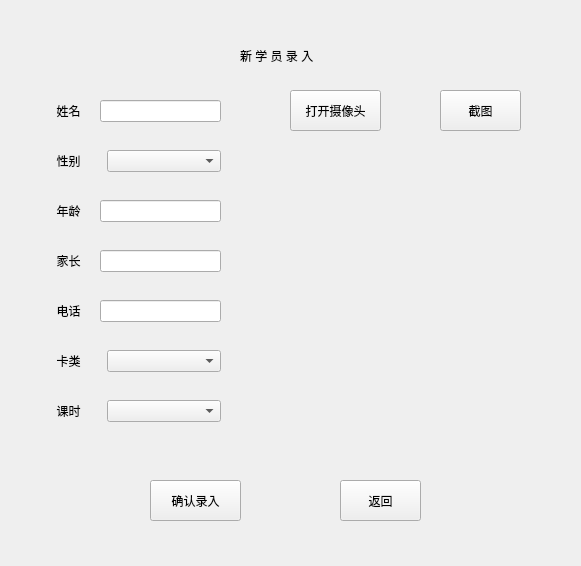
Holy-Shine/Acrotest, file newMember/NewMember.ui: the form before one commit.
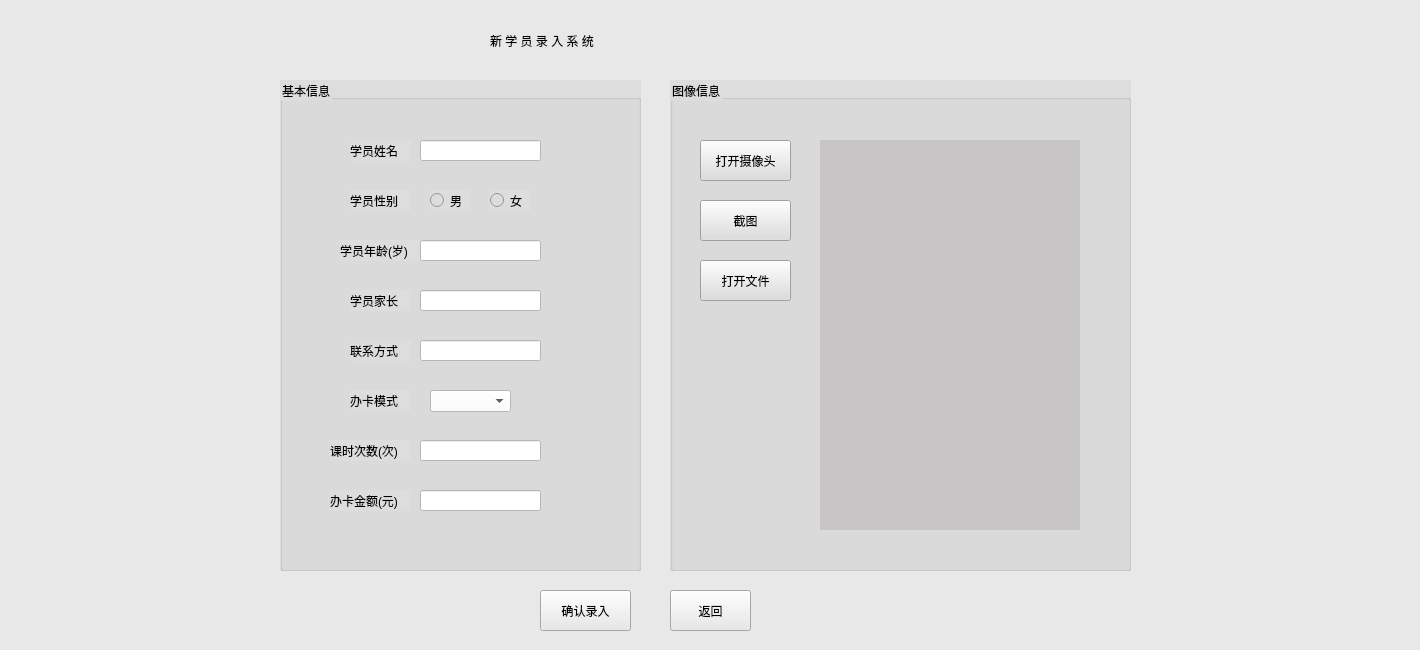
The form after the commit.

What changed in the file:
```diff
--- a/newMember/NewMember.ui
+++ b/newMember/NewMember.ui
@@ -6,211 +6,463 @@
    <rect>
     <x>0</x>
     <y>0</y>
-    <width>581</width>
-    <height>566</height>
+    <width>1420</width>
+    <height>650</height>
    </rect>
   </property>
   <property name="windowTitle">
    <string>Form</string>
   </property>
-  <widget class="QWidget" name="formLayoutWidget">
+  <property name="styleSheet">
+   <string notr="true">background-color: rgb(232, 232, 232);</string>
+  </property>
+  <widget class="QLabel" name="lb_head">
    <property name="geometry">
     <rect>
-     <x>50</x>
-     <y>100</y>
-     <width>171</width>
-     <height>22</height>
+     <x>490</x>
+     <y>20</y>
+     <width>401</width>
+     <height>41</height>
     </rect>
    </property>
-   <layout class="QFormLayout" name="formLayout">
-    <item row="0" column="0">
-     <widget class="QLabel" name="lb_name">
-      <property name="text">
-       <string>  姓名    </string>
-      </property>
-     </widget>
-    </item>
-    <item row="0" column="1">
-     <widget class="QLineEdit" name="ed_name"/>
-    </item>
-   </layout>
-  </widget>
-  <widget class="QWidget" name="formLayoutWidget_2">
-   <property name="geometry">
-    <rect>
-     <x>50</x>
-     <y>150</y>
-     <width>171</width>
-     <height>22</height>
-    </rect>
+   <property name="styleSheet">
+    <string notr="true">font: 75 28pt &quot;楷体&quot;;</string>
    </property>
-   <layout class="QFormLayout" name="formLayout_2">
-    <item row="0" column="0">
-     <widget class="QLabel" name="lb_sex">
-      <property name="text">
-       <string>  性别      </string>
-      </property>
-     </widget>
-    </item>
-    <item row="0" column="1">
-     <widget class="QComboBox" name="cb_sex"/>
-    </item>
-   </layout>
-  </widget>
-  <widget class="QWidget" name="formLayoutWidget_3">
-   <property name="geometry">
-    <rect>
-     <x>50</x>
-     <y>200</y>
-     <width>171</width>
-     <height>22</height>
-    </rect>
+   <property name="text">
+    <string>新 学 员 录 入 系 统</string>
    </property>
-   <layout class="QFormLayout" name="formLayout_4">
-    <item row="0" column="1">
-     <widget class="QLineEdit" name="ed_age"/>
-    </item>
-    <item row="0" column="0">
-     <widget class="QLabel" name="lb_age">
-      <property name="text">
-       <string>  年龄    </string>
-      </property>
-     </widget>
-    </item>
-   </layout>
   </widget>
-  <widget class="QWidget" name="formLayoutWidget_4">
+  <widget class="QGroupBox" name="groupBox_imageInfo">
    <property name="geometry">
     <rect>
-     <x>50</x>
-     <y>250</y>
-     <width>171</width>
-     <height>22</height>
+     <x>670</x>
+     <y>80</y>
+     <width>461</width>
+     <height>491</height>
     </rect>
    </property>
-   <layout class="QFormLayout" name="formLayout_5">
-    <item row="0" column="1">
-     <widget class="QLineEdit" name="ed_parent"/>
-    </item>
-    <item row="0" column="0">
-     <widget class="QLabel" name="lb_parent">
-      <property name="text">
-       <string>  家长    </string>
-      </property>
-     </widget>
-    </item>
-   </layout>
-  </widget>
-  <widget class="QWidget" name="formLayoutWidget_5">
-   <property name="geometry">
-    <rect>
-     <x>50</x>
-     <y>300</y>
-     <width>171</width>
-     <height>22</height>
-    </rect>
+   <property name="styleSheet">
+    <string notr="true">background-color: rgb(221, 221, 221);</string>
    </property>
-   <layout class="QFormLayout" name="formLayout_6">
-    <item row="0" column="1">
-     <widget class="QLineEdit" name="ed_name_4"/>
-    </item>
-    <item row="0" column="0">
-     <widget class="QLabel" name="lb_phone">
-      <property name="text">
-       <string>  电话    </string>
-      </property>
-     </widget>
-    </item>
-   </layout>
-  </widget>
-  <widget class="QWidget" name="formLayoutWidget_6">
-   <property name="geometry">
-    <rect>
-     <x>50</x>
-     <y>350</y>
-     <width>171</width>
-     <height>22</height>
-    </rect>
+   <property name="title">
+    <string>图像信息</string>
    </property>
-   <layout class="QFormLayout" name="formLayout_7">
-    <item row="0" column="0">
-     <widget class="QLabel" name="lb_card">
-      <property name="text">
-       <string>  卡类      </string>
-      </property>
-     </widget>
-    </item>
-    <item row="0" column="1">
-     <widget class="QComboBox" name="cb_card"/>
-    </item>
-   </layout>
+   <widget class="QLabel" name="lb_cam">
+    <property name="geometry">
+     <rect>
+      <x>150</x>
+      <y>60</y>
+      <width>260</width>
+      <height>390</height>
+     </rect>
+    </property>
+    <property name="palette">
+     <palette>
+      <active>
+       <colorrole role="Button">
+        <brush brushstyle="SolidPattern">
+         <color alpha="255">
+          <red>200</red>
+          <green>197</green>
+          <blue>198</blue>
+         </color>
+        </brush>
+       </colorrole>
+       <colorrole role="Base">
+        <brush brushstyle="SolidPattern">
+         <color alpha="255">
+          <red>200</red>
+          <green>197</green>
+          <blue>198</blue>
+         </color>
+        </brush>
+       </colorrole>
+       <colorrole role="Window">
+        <brush brushstyle="SolidPattern">
+         <color alpha="255">
+          <red>200</red>
+          <green>197</green>
+          <blue>198</blue>
+         </color>
+        </brush>
+       </colorrole>
+      </active>
+      <inactive>
+       <colorrole role="Button">
+        <brush brushstyle="SolidPattern">
+         <color alpha="255">
+          <red>200</red>
+          <green>197</green>
+          <blue>198</blue>
+         </color>
+        </brush>
+       </colorrole>
+       <colorrole role="Base">
+        <brush brushstyle="SolidPattern">
+         <color alpha="255">
+          <red>200</red>
+          <green>197</green>
+          <blue>198</blue>
+         </color>
+        </brush>
+       </colorrole>
+       <colorrole role="Window">
+        <brush brushstyle="SolidPattern">
+         <color alpha="255">
+          <red>200</red>
+          <green>197</green>
+          <blue>198</blue>
+         </color>
+        </brush>
+       </colorrole>
+      </inactive>
+      <disabled>
+       <colorrole role="Button">
+        <brush brushstyle="SolidPattern">
+         <color alpha="255">
+          <red>200</red>
+          <green>197</green>
+          <blue>198</blue>
+         </color>
+        </brush>
+       </colorrole>
+       <colorrole role="Base">
+        <brush brushstyle="SolidPattern">
+         <color alpha="255">
+          <red>200</red>
+          <green>197</green>
+          <blue>198</blue>
+         </color>
+        </brush>
+       </colorrole>
+       <colorrole role="Window">
+        <brush brushstyle="SolidPattern">
+         <color alpha="255">
+          <red>200</red>
+          <green>197</green>
+          <blue>198</blue>
+         </color>
+        </brush>
+       </colorrole>
+      </disabled>
+     </palette>
+    </property>
+    <property name="styleSheet">
+     <string notr="true">background-color: rgb(200, 197, 198);</string>
+    </property>
+    <property name="text">
+     <string/>
+    </property>
+   </widget>
+   <widget class="QPushButton" name="bt_opencam">
+    <property name="geometry">
+     <rect>
+      <x>30</x>
+      <y>60</y>
+      <width>91</width>
+      <height>41</height>
+     </rect>
+    </property>
+    <property name="text">
+     <string>打开摄像头</string>
+    </property>
+   </widget>
+   <widget class="QPushButton" name="bt_cutpic">
+    <property name="geometry">
+     <rect>
+      <x>30</x>
+      <y>120</y>
+      <width>91</width>
+      <height>41</height>
+     </rect>
+    </property>
+    <property name="text">
+     <string>截图</string>
+    </property>
+   </widget>
+   <widget class="QPushButton" name="bt_openfile">
+    <property name="geometry">
+     <rect>
+      <x>30</x>
+      <y>180</y>
+      <width>91</width>
+      <height>41</height>
+     </rect>
+    </property>
+    <property name="text">
+     <string>打开文件</string>
+    </property>
+   </widget>
   </widget>
-  <widget class="QWidget" name="formLayoutWidget_7">
+  <widget class="QGroupBox" name="groupBox_BasicInfo">
    <property name="geometry">
     <rect>
-     <x>50</x>
-     <y>400</y>
-     <width>171</width>
-     <height>22</height>
+     <x>280</x>
+     <y>80</y>
+     <width>361</width>
+     <height>491</height>
     </rect>
    </property>
-   <layout class="QFormLayout" name="formLayout_8">
-    <item row="0" column="0">
-     <widget class="QLabel" name="lb_lesson">
-      <property name="text">
-       <string>  课时      </string>
-      </property>
-     </widget>
-    </item>
-    <item row="0" column="1">
-     <widget class="QComboBox" name="cb_lesson"/>
-    </item>
-   </layout>
-  </widget>
-  <widget class="QPushButton" name="bt_opencam">
-   <property name="geometry">
-    <rect>
-     <x>290</x>
-     <y>90</y>
-     <width>91</width>
-     <height>41</height>
-    </rect>
+   <property name="autoFillBackground">
+    <bool>false</bool>
    </property>
-   <property name="text">
-    <string>打开摄像头</string>
+   <property name="styleSheet">
+    <string notr="true">background-color: rgb(221, 221, 221);</string>
    </property>
-  </widget>
-  <widget class="QPushButton" name="bt_cutpic">
-   <property name="geometry">
-    <rect>
-     <x>440</x>
-     <y>90</y>
-     <width>81</width>
-     <height>41</height>
-    </rect>
+   <property name="title">
+    <string>基本信息</string>
    </property>
-   <property name="text">
-    <string>截图</string>
-   </property>
-  </widget>
-  <widget class="QLabel" name="lb_cam">
-   <property name="geometry">
-    <rect>
-     <x>300</x>
-     <y>170</y>
-     <width>231</width>
-     <height>221</height>
-    </rect>
-   </property>
-   <property name="text">
-    <string/>
-   </property>
+   <widget class="QLabel" name="lb_name">
+    <property name="geometry">
+     <rect>
+      <x>70</x>
+      <y>60</y>
+      <width>61</width>
+      <height>21</height>
+     </rect>
+    </property>
+    <property name="styleSheet">
+     <string notr="true">font: 10pt &quot;宋体&quot;;</string>
+    </property>
+    <property name="text">
+     <string>学员姓名</string>
+    </property>
+   </widget>
+   <widget class="QLineEdit" name="et_name">
+    <property name="geometry">
+     <rect>
+      <x>140</x>
+      <y>60</y>
+      <width>121</width>
+      <height>21</height>
+     </rect>
+    </property>
+    <property name="styleSheet">
+     <string notr="true">background-color: rgb(255, 255, 255);</string>
+    </property>
+   </widget>
+   <widget class="QLabel" name="lb_sex">
+    <property name="geometry">
+     <rect>
+      <x>70</x>
+      <y>110</y>
+      <width>61</width>
+      <height>21</height>
+     </rect>
+    </property>
+    <property name="styleSheet">
+     <string notr="true">font: 10pt &quot;宋体&quot;;</string>
+    </property>
+    <property name="text">
+     <string>学员性别</string>
+    </property>
+   </widget>
+   <widget class="QLabel" name="lb_age">
+    <property name="geometry">
+     <rect>
+      <x>60</x>
+      <y>160</y>
+      <width>81</width>
+      <height>21</height>
+     </rect>
+    </property>
+    <property name="styleSheet">
+     <string notr="true">font: 10pt &quot;宋体&quot;;</string>
+    </property>
+    <property name="text">
+     <string>学员年龄(岁)</string>
+    </property>
+   </widget>
+   <widget class="QRadioButton" name="rb_man">
+    <property name="geometry">
+     <rect>
+      <x>150</x>
+      <y>110</y>
+      <width>41</width>
+      <height>21</height>
+     </rect>
+    </property>
+    <property name="text">
+     <string>男</string>
+    </property>
+   </widget>
+   <widget class="QRadioButton" name="rb_woman">
+    <property name="geometry">
+     <rect>
+      <x>210</x>
+      <y>110</y>
+      <width>41</width>
+      <height>21</height>
+     </rect>
+    </property>
+    <property name="text">
+     <string>女</string>
+    </property>
+   </widget>
+   <widget class="QLineEdit" name="et_name_2">
+    <property name="geometry">
+     <rect>
+      <x>140</x>
+      <y>160</y>
+      <width>121</width>
+      <height>21</height>
+     </rect>
+    </property>
+    <property name="styleSheet">
+     <string notr="true">background-color: rgb(255, 255, 255);</string>
+    </property>
+   </widget>
+   <widget class="QLabel" name="lb_parent">
+    <property name="geometry">
+     <rect>
+      <x>70</x>
+      <y>210</y>
+      <width>61</width>
+      <height>21</height>
+     </rect>
+    </property>
+    <property name="styleSheet">
+     <string notr="true">font: 10pt &quot;宋体&quot;;</string>
+    </property>
+    <property name="text">
+     <string>学员家长</string>
+    </property>
+   </widget>
+   <widget class="QLineEdit" name="et_parent">
+    <property name="geometry">
+     <rect>
+      <x>140</x>
+      <y>210</y>
+      <width>121</width>
+      <height>21</height>
+     </rect>
+    </property>
+    <property name="styleSheet">
+     <string notr="true">background-color: rgb(255, 255, 255);</string>
+    </property>
+   </widget>
+   <widget class="QLabel" name="lb_phone">
+    <property name="geometry">
+     <rect>
+      <x>70</x>
+      <y>260</y>
+      <width>61</width>
+      <height>21</height>
+     </rect>
+    </property>
+    <property name="styleSheet">
+     <string notr="true">font: 10pt &quot;宋体&quot;;</string>
+    </property>
+    <property name="text">
+     <string>联系方式</string>
+    </property>
+   </widget>
+   <widget class="QLineEdit" name="et_phone">
+    <property name="geometry">
+     <rect>
+      <x>140</x>
+      <y>260</y>
+      <width>121</width>
+      <height>21</height>
+     </rect>
+    </property>
+    <property name="styleSheet">
+     <string notr="true">background-color: rgb(255, 255, 255);</string>
+    </property>
+   </widget>
+   <widget class="QLabel" name="lb_card">
+    <property name="geometry">
+     <rect>
+      <x>70</x>
+      <y>310</y>
+      <width>61</width>
+      <height>21</height>
+     </rect>
+    </property>
+    <property name="styleSheet">
+     <string notr="true">font: 10pt &quot;宋体&quot;;</string>
+    </property>
+    <property name="text">
+     <string>办卡模式</string>
+    </property>
+   </widget>
+   <widget class="QComboBox" name="cb_card">
+    <property name="geometry">
+     <rect>
+      <x>150</x>
+      <y>310</y>
+      <width>81</width>
+      <height>22</height>
+     </rect>
+    </property>
+    <property name="styleSheet">
+     <string notr="true">background-color: rgb(255, 255, 255);</string>
+    </property>
+   </widget>
+   <widget class="QLabel" name="lb_cichu">
+    <property name="geometry">
+     <rect>
+      <x>50</x>
+      <y>360</y>
+      <width>81</width>
+      <height>21</height>
+     </rect>
+    </property>
+    <property name="styleSheet">
+     <string notr="true">font: 10pt &quot;宋体&quot;;</string>
+    </property>
+    <property name="text">
+     <string>课时次数(次)</string>
+    </property>
+   </widget>
+   <widget class="QLineEdit" name="et_cichu">
+    <property name="geometry">
+     <rect>
+      <x>140</x>
+      <y>360</y>
+      <width>121</width>
+      <height>21</height>
+     </rect>
+    </property>
+    <property name="styleSheet">
+     <string notr="true">background-color: rgb(255, 255, 255);</string>
+    </property>
+   </widget>
+   <widget class="QLabel" name="lb_money">
+    <property name="geometry">
+     <rect>
+      <x>50</x>
+      <y>410</y>
+      <width>81</width>
+      <height>21</height>
+     </rect>
+    </property>
+    <property name="styleSheet">
+     <string notr="true">font: 10pt &quot;宋体&quot;;</string>
+    </property>
+    <property name="text">
+     <string>办卡金额(元)</string>
+    </property>
+   </widget>
+   <widget class="QLineEdit" name="et_money">
+    <property name="geometry">
+     <rect>
+      <x>140</x>
+      <y>410</y>
+      <width>121</width>
+      <height>21</height>
+     </rect>
+    </property>
+    <property name="styleSheet">
+     <string notr="true">background-color: rgb(255, 255, 255);</string>
+    </property>
+   </widget>
   </widget>
   <widget class="QPushButton" name="bt_confrim">
    <property name="geometry">
     <rect>
-     <x>150</x>
-     <y>480</y>
+     <x>540</x>
+     <y>590</y>
      <width>91</width>
      <height>41</height>
     </rect>
@@ -222,8 +474,8 @@
   <widget class="QPushButton" name="bt_back">
    <property name="geometry">
     <rect>
-     <x>340</x>
-     <y>480</y>
+     <x>670</x>
+     <y>590</y>
      <width>81</width>
      <height>41</height>
     </rect>
@@ -232,33 +484,6 @@
     <string>返回</string>
    </property>
   </widget>
-  <widget class="QLabel" name="lb_head">
-   <property name="geometry">
-    <rect>
-     <x>240</x>
-     <y>40</y>
-     <width>101</width>
-     <height>31</height>
-    </rect>
-   </property>
-   <property name="text">
-    <string>新 学 员 录 入</string>
-   </property>
-  </widget>
-  <zorder>formLayoutWidget</zorder>
-  <zorder>formLayoutWidget_2</zorder>
-  <zorder>formLayoutWidget_3</zorder>
-  <zorder>formLayoutWidget_3</zorder>
-  <zorder>formLayoutWidget_4</zorder>
-  <zorder>formLayoutWidget_5</zorder>
-  <zorder>formLayoutWidget_6</zorder>
-  <zorder>formLayoutWidget_7</zorder>
-  <zorder>bt_opencam</zorder>
-  <zorder>bt_cutpic</zorder>
-  <zorder>lb_cam</zorder>
-  <zorder>bt_confrim</zorder>
-  <zorder>bt_back</zorder>
-  <zorder>lb_head</zorder>
  </widget>
  <resources/>
  <connections/>
```
Left out of the diff: 4 changed lines with no effect on the pictures.
